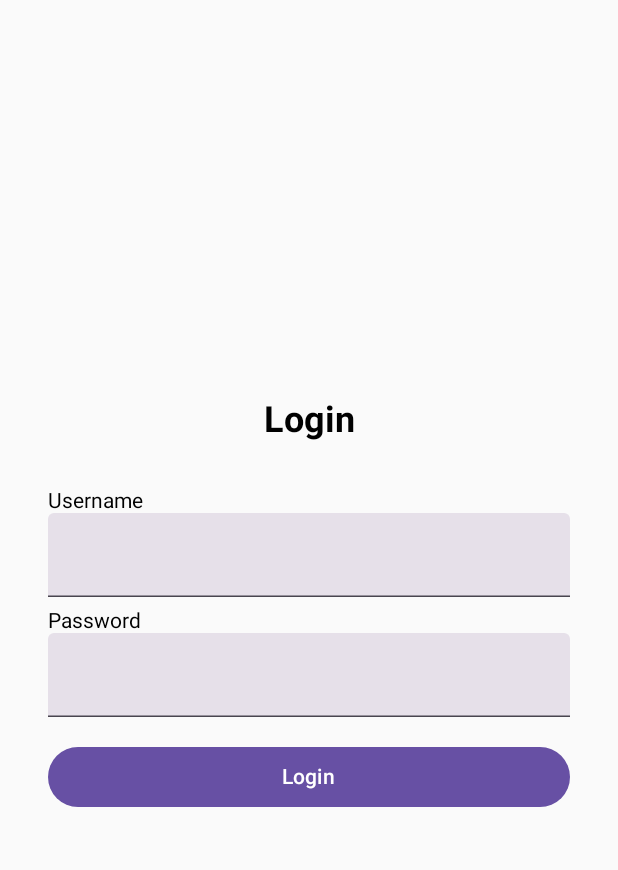
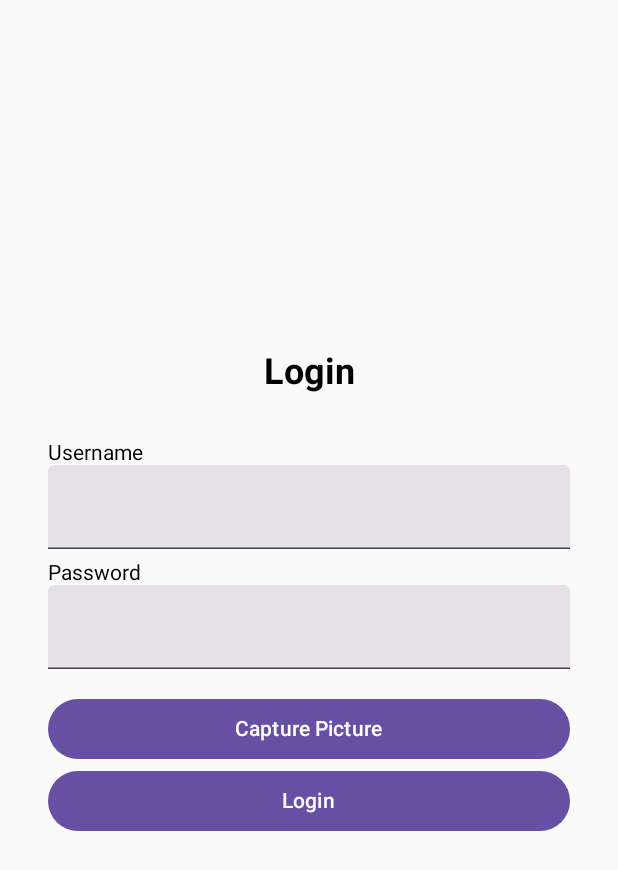
Before and after one commit to IamTV50/Mobilna_aplikacija, an Android app built with Jetpack Compose: the LoginScreen screen opened through its navigation route, after a tap on "Login", on a phone screen of 412 x 824 dp. Shown: the top 870 px of the screen. Run offline under Robolectric (Android 15) with nearby library versions, the phone set to English and light mode, and no system bars; libraries missing offline, so code that uses them is left out: org.bson.types.

Commit message:
Implementation of FaceLogin
non-working yet

```diff
--- a/app/src/main/java/com/example/mobilna_aplikacija_paketnik/API/FaceLogin/FaceLoginInterface.kt
+++ b/app/src/main/java/com/example/mobilna_aplikacija_paketnik/API/FaceLogin/FaceLoginInterface.kt
@@ -1,11 +1,15 @@
 package com.example.mobilna_aplikacija_paketnik.API.FaceLogin
 
-import com.example.mobilna_aplikacija_paketnik.API.Register.RegisterRequest
-import com.example.mobilna_aplikacija_paketnik.API.Register.RegisterResponse
-import retrofit2.http.Body
-import retrofit2.http.GET
+
+import okhttp3.MultipartBody
+import retrofit2.Response
+import retrofit2.http.Headers
+import retrofit2.http.Multipart
+import retrofit2.http.POST
+import retrofit2.http.Part
 
 interface FaceLoginInterface {
-    @GET("users/loginFace")
-    suspend fun loginFace(@Body faceloginRequest: FaceLoginRequest): FaceLoginRequest
+    @Multipart
+    @POST("users/loginFace")
+    suspend fun loginFace(@Part parts: List<MultipartBody.Part>): Response<FaceLoginResponse>
 }
--- a/app/src/main/java/com/example/mobilna_aplikacija_paketnik/API/FaceLogin/FaceLoginRequest.kt
+++ b/app/src/main/java/com/example/mobilna_aplikacija_paketnik/API/FaceLogin/FaceLoginRequest.kt
@@ -1,5 +1,6 @@
 package com.example.mobilna_aplikacija_paketnik.API.FaceLogin
 
 data class FaceLoginRequest(
-    val a : String
+    //val a : String,
+    val images : List<ByteArray>
 )
--- a/app/src/main/java/com/example/mobilna_aplikacija_paketnik/API/FaceLogin/FaceLoginResponse.kt
+++ b/app/src/main/java/com/example/mobilna_aplikacija_paketnik/API/FaceLogin/FaceLoginResponse.kt
@@ -1,5 +1,7 @@
 package com.example.mobilna_aplikacija_paketnik.API.FaceLogin
 
 data class FaceLoginResponse(
-    var a :String
+    var a :String,
+    var userGood:Boolean,
+    val images : List<ByteArray>
 )
--- a/app/src/main/java/com/example/mobilna_aplikacija_paketnik/API/Login/LoginRequest.kt
+++ b/app/src/main/java/com/example/mobilna_aplikacija_paketnik/API/Login/LoginRequest.kt
@@ -1,6 +1,6 @@
 package com.example.mobilna_aplikacija_paketnik.API.Login
 
-data class LoginRequest (
+data class LoginRequest(
     val username: String,
-    val password: String
+    val password: String,
 )
--- a/app/src/main/java/com/example/mobilna_aplikacija_paketnik/API/Login/LoginResponse.kt
+++ b/app/src/main/java/com/example/mobilna_aplikacija_paketnik/API/Login/LoginResponse.kt
@@ -8,5 +8,7 @@ data class LoginResponse (
     val username : String,
     val password : String,
     val email : String,
-    val _id:String
+    val _id:String,
+    var userGood:Boolean,
+    val images : List<ByteArray>
 )
--- a/app/src/main/java/com/example/mobilna_aplikacija_paketnik/MainActivity.kt
+++ b/app/src/main/java/com/example/mobilna_aplikacija_paketnik/MainActivity.kt
@@ -21,6 +21,7 @@ import androidx.navigation.compose.NavHost
 import androidx.navigation.compose.composable
 import androidx.navigation.compose.rememberNavController
 import com.example.mobilna_aplikacija_paketnik.API.Box.BoxInterface
+import com.example.mobilna_aplikacija_paketnik.API.FaceLogin.FaceLoginInterface
 import com.example.mobilna_aplikacija_paketnik.API.Log.LogRequest
 import com.example.mobilna_aplikacija_paketnik.API.Login.LoginInterface
 import com.example.mobilna_aplikacija_paketnik.API.OpenBox.OpenInterface
@@ -50,7 +51,7 @@ class MainActivity : ComponentActivity() {
         val scope = CoroutineScope(Dispatchers.Main)
         super.onCreate(savedInstanceState)
         val retrofit = Retrofit.Builder()
-            .baseUrl("http://10.0.2.2:3001/") // Replace with your API base URL
+            .baseUrl("http://192.168.0.44:3001/") // Replace with your API base URL
             .addConverterFactory(GsonConverterFactory.create())
             .build()
         val retrofitAPI = Retrofit.Builder()
@@ -63,6 +64,7 @@ class MainActivity : ComponentActivity() {
         val logInter = retrofit.create(LogInterface::class.java)
         val boxInter = retrofit.create(BoxInterface::class.java)
         val openInter = retrofitAPI.create(OpenInterface::class.java)
+        val faceLogInter = retrofit.create(FaceLoginInterface::class.java)
 
         val UID = "646f3b6e69a3a1f7b9a12152"
         val threshold = 10
@@ -105,7 +107,7 @@ class MainActivity : ComponentActivity() {
             setContent {
                 val navController = rememberNavController()
 
-                NavHost(navController, startDestination = "register") {
+                NavHost(navController, startDestination = "login") {
                     composable("home") {
                         HomeScreen(navController)
                     }
@@ -119,7 +121,7 @@ class MainActivity : ComponentActivity() {
                         )
                     }
                     composable("login") {
-                        LoginScreen(loginInter, navController = navController, this@MainActivity)
+                        LoginScreen(loginInter, navController = navController, faceLogInter)
                     }
                     composable("register") {
                         RegisterScreen(registerInter, navController)
--- a/app/src/main/java/com/example/mobilna_aplikacija_paketnik/screens/LoginScreen.kt
+++ b/app/src/main/java/com/example/mobilna_aplikacija_paketnik/screens/LoginScreen.kt
@@ -1,41 +1,66 @@
 import android.content.Context
-import android.content.SharedPreferences
-import androidx.compose.foundation.layout.Arrangement
-import androidx.compose.foundation.layout.Column
-import androidx.compose.foundation.layout.Spacer
-import androidx.compose.foundation.layout.fillMaxSize
-import androidx.compose.foundation.layout.fillMaxWidth
-import androidx.compose.foundation.layout.height
-import androidx.compose.foundation.layout.padding
+import android.graphics.Bitmap
+import android.graphics.BitmapFactory
+import androidx.activity.compose.rememberLauncherForActivityResult
+import androidx.activity.result.contract.ActivityResultContracts
+import androidx.compose.foundation.Image
+import androidx.compose.foundation.layout.*
+import androidx.compose.foundation.lazy.LazyColumn
 import androidx.compose.material3.Button
 import androidx.compose.material3.ExperimentalMaterial3Api
 import androidx.compose.material3.Text
 import androidx.compose.material3.TextField
 import androidx.compose.runtime.Composable
+import androidx.compose.runtime.mutableStateListOf
 import androidx.compose.runtime.mutableStateOf
 import androidx.compose.runtime.remember
 import androidx.compose.runtime.rememberCoroutineScope
 import androidx.compose.ui.Alignment
 import androidx.compose.ui.Modifier
+import androidx.compose.ui.graphics.ImageBitmap
+import androidx.compose.ui.graphics.asImageBitmap
+import androidx.compose.ui.layout.ContentScale
+import androidx.compose.ui.platform.LocalContext
 import androidx.compose.ui.text.font.FontWeight
 import androidx.compose.ui.text.input.PasswordVisualTransformation
 import androidx.compose.ui.unit.dp
 import androidx.compose.ui.unit.sp
+import androidx.core.content.FileProvider
 import androidx.navigation.NavHostController
+import com.example.mobilna_aplikacija_paketnik.API.FaceLogin.FaceLoginInterface
+import com.example.mobilna_aplikacija_paketnik.API.FaceLogin.FaceLoginRequest
+import com.example.mobilna_aplikacija_paketnik.API.FaceLogin.FaceLoginResponse
 import com.example.mobilna_aplikacija_paketnik.API.Login.LoginRequest
 import com.example.mobilna_aplikacija_paketnik.API.Login.LoginInterface
+import com.example.mobilna_aplikacija_paketnik.API.Register.RegisterResponse
 import com.google.gson.Gson
+import kotlinx.coroutines.Dispatchers
 import kotlinx.coroutines.launch
-import org.bson.types.ObjectId
+import kotlinx.coroutines.withContext
+import okhttp3.MediaType
+import okhttp3.MediaType.Companion.toMediaTypeOrNull
+import okhttp3.MultipartBody
+import okhttp3.RequestBody.Companion.asRequestBody
+import okhttp3.RequestBody.Companion.toRequestBody
+import retrofit2.Response
+import java.io.ByteArrayOutputStream
+import java.io.File
 
+fun Bitmap.toByteArray1(): ByteArray {
+    val stream = ByteArrayOutputStream()
+    this.compress(Bitmap.CompressFormat.PNG, 100, stream)
+    return stream.toByteArray()
+}
 
+@OptIn(ExperimentalUnsignedTypes::class)
 @ExperimentalMaterial3Api
 @Composable
-fun LoginForm(loginInter: LoginInterface, navController: NavHostController,context: Context) {
+fun LoginForm(loginInter: LoginInterface, navController: NavHostController, faceLogInter: FaceLoginInterface) {
     val username = remember { mutableStateOf("") }
     val password = remember { mutableStateOf("") }
     val coroutineScope = rememberCoroutineScope()
-    val context =
+    val capturedPictures = remember { mutableStateListOf<Bitmap?>() } // List to store the captured pictures
+
     Column(modifier = Modifier.padding(16.dp)) {
         Text(text = "Username")
         TextField(
@@ -55,39 +80,109 @@ fun LoginForm(loginInter: LoginInterface, navController: NavHostController,conte
         )
 
         Spacer(modifier = Modifier.height(16.dp))
+        val tempImageFile = remember { mutableStateOf<File?>(null) }
+        val context = LocalContext.current
+        val takePictureLauncher = rememberLauncherForActivityResult(
+            contract = ActivityResultContracts.TakePicture()
+        ) { success ->
+            if (success) {
+                tempImageFile.value?.let { file ->
+                    val bitmap = BitmapFactory.decodeFile(file.absolutePath)
+                    capturedPictures.add(bitmap)
+                }
+            }
+        }
 
         Button(
             onClick = {
-                val loginRequest = LoginRequest(username.value, password.value)
                 coroutineScope.launch {
-                    try {
-
-                        val loginResponse = loginInter.login(loginRequest)
-                        val gson = Gson()
-                        val sharedPreferences = context.getSharedPreferences("MyAppPreferences", Context.MODE_PRIVATE)
-                        sharedPreferences.edit().putString("_id", loginResponse._id).apply()
-                        sharedPreferences.edit().putString("username", loginResponse.username).apply()
-                        println("Login successful: ${loginResponse.username}")
-
-                        println("Login successful: ${loginResponse._id}")
-                        navController.navigate("home")
-
-
-                    } catch (t: Throwable) {
-                        println("Login failed: ${t.message}")
+                    repeat(3) {
+                        withContext(Dispatchers.IO) {
+                            val imageFile = File(
+                                context.cacheDir,
+                                "temp_image_${System.currentTimeMillis()}.jpg"
+                            )
+                            tempImageFile.value = imageFile
+                            val imageUri = FileProvider.getUriForFile(
+                                context,
+                                context.packageName + ".fileprovider",
+                                imageFile
+                            )
+                            takePictureLauncher.launch(imageUri)
+                        }
+                        kotlinx.coroutines.delay(5000)
                     }
                 }
             },
             modifier = Modifier.fillMaxWidth()
         ) {
+            Text("Capture Picture")
+        }
+
+        Button(
+            onClick = {
+                val loginRequest = LoginRequest(username.value, password.value)
+                val parts = capturedPictures.mapIndexedNotNull { index, bitmap ->
+                    bitmap?.let {
+                        val byteArray = it.toByteArray1()
+                        val requestBody = byteArray.toRequestBody("image/png".toMediaTypeOrNull())
+                        MultipartBody.Part.createFormData("image_$index", "image_$index.png", requestBody)
+                    }
+                }
+
+                // Inside the Button onClick block for login
+                coroutineScope.launch {
+                    try {
+                        val loginResponse = withContext(Dispatchers.IO) { loginInter.login(loginRequest) }
+
+                        val faceLoginresponse: Response<FaceLoginResponse> = withContext(Dispatchers.IO) {
+                            faceLogInter.loginFace(parts)
+                        }
+
+                        if (faceLoginresponse.isSuccessful) {
+                            val responseBody = faceLoginresponse.body()
+                            println("Face login successful: $responseBody")
+                            navController.navigate("home")
+                        } else {
+                            println("Face login failed")
+                        }
+                        val gson = Gson()
+                        val sharedPreferences = withContext(Dispatchers.IO) {
+                            context.getSharedPreferences("MyAppPreferences", Context.MODE_PRIVATE)
+                        }
+                        sharedPreferences.edit().putString("_id", loginResponse._id).apply()
+                        sharedPreferences.edit().putString("username", loginResponse.username).apply()
+                        println("Login successful: ${loginResponse.username}")
+                        println("Login successful: ${loginResponse._id}")
+                        println("Face id goes through to backend")
+
+                        navController.navigate("home")
+                    } catch (t: Throwable) {
+                        println("Login failed: ${t.message}")
+                        /*capturedPictures.forEachIndexed { index, bitmap ->
+                            val sizeInBytes = bitmap?.byteCount ?: 0
+                            val sizeInKb = sizeInBytes / 1024.0
+                            val sizeInMb = sizeInBytes / (1024.0 * 1024.0)
+                            println("Captured image $index size: $sizeInBytes bytes ($sizeInKb KB, $sizeInMb MB)")
+                        }*/
+                    }
+                }
+
+            },
+            modifier = Modifier.fillMaxWidth()
+        ) {
             Text(text = "Login")
         }
+
+        Spacer(modifier = Modifier.height(16.dp))
+
+
     }
 }
 
 @ExperimentalMaterial3Api
 @Composable
-fun LoginScreen(loginInter: LoginInterface, navController: NavHostController,Context:Context) {
+fun LoginScreen(loginInter: LoginInterface, navController: NavHostController,  faceLogInter: FaceLoginInterface) {
     Column(
         modifier = Modifier
             .fillMaxSize()
@@ -102,6 +197,6 @@ fun LoginScreen(loginInter: LoginInterface, navController: NavHostController,Con
             modifier = Modifier.padding(bottom = 16.dp)
         )
 
-        LoginForm(loginInter,navController,Context)
+        LoginForm(loginInter, navController,  faceLogInter)
     }
 }
```
